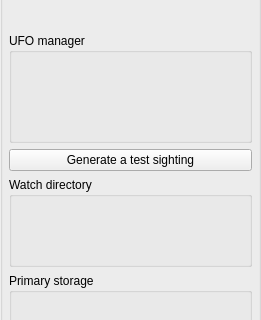
Before: the Qt Designer form widgets/qcamera.ui in AMOS-uniba/amos-client, drawn with Qt 5; both pictures show x 0 to 261 and y 84 to 404 of the 261 by 552 pixel window.
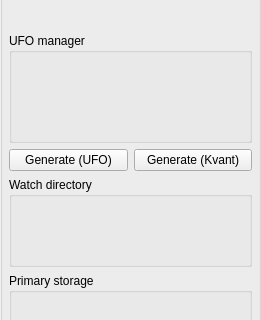
After: the same form once the commit is applied. Custom widgets are drawn as their Qt base class.

Commit message: Better YAML support + buttons

The edit to the form file:
```diff
--- a/widgets/qcamera.ui
+++ b/widgets/qcamera.ui
@@ -242,10 +242,17 @@
      </property>
     </widget>
    </item>
-   <item row="2" column="0" colspan="2">
-    <widget class="QPushButton" name="pb_generate">
+   <item row="2" column="0">
+    <widget class="QPushButton" name="pb_generate_ufo">
      <property name="text">
-      <string>Generate a test sighting</string>
+      <string>Generate (UFO)</string>
+     </property>
+    </widget>
+   </item>
+   <item row="2" column="1">
+    <widget class="QPushButton" name="pb_generate_kvant">
+     <property name="text">
+      <string>Generate (Kvant)</string>
      </property>
     </widget>
    </item>
```
The commit also changes 8 other files.
